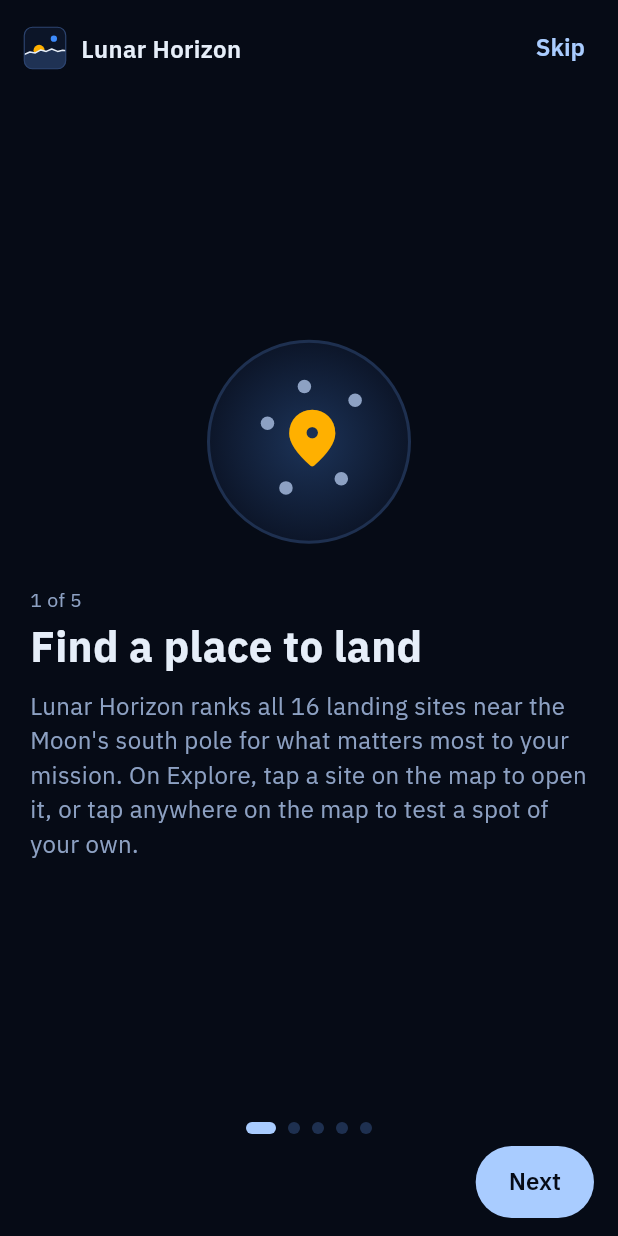
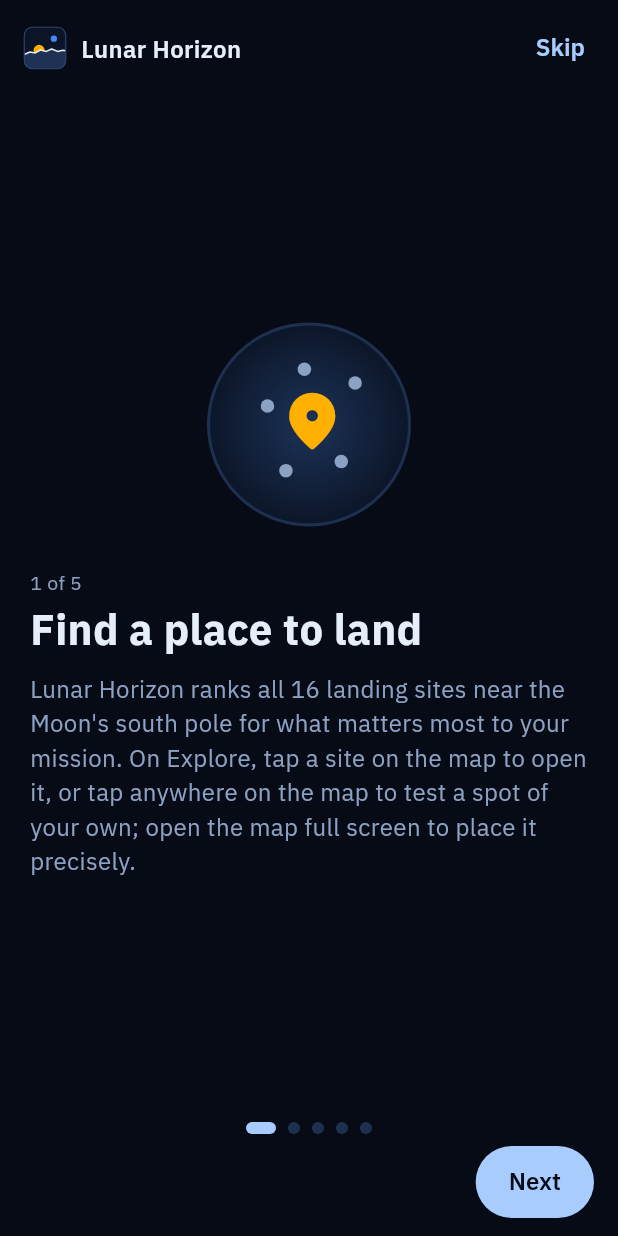
Before and after one commit to localizedprojects/CLPS-MOON-BROWSER, a Flutter app: the screen it shows after launch, on a phone screen of 412 x 824 dp. Run offline on Flutter 3.47's test engine with Material 3 defaults, Android fonts, the phone set to English and light mode, and no system bars; our stand-ins replace share_plus, shared_preferences, web, webview_flutter; missing offline and left inert: dart:js_interop, dart:ui_web, webview_flutter_android; project files that could hold a hidden picture were left out.

Commit message:
Release 1.3.0: version, robust timing tests, tutorial wording, README counts (#21)
Co-Authored-By: Claude Opus 5.5 <noreply@anthropic.com>

```diff
--- a/app/lib/screens/first_run_tour.dart
+++ b/app/lib/screens/first_run_tour.dart
@@ -32,7 +32,7 @@ class FirstRunTour extends StatefulWidget {
           title: 'Find a place to land',
           body: 'Lunar Horizon ranks ${sites == null ? 'the' : 'all $sites'} landing sites near the Moon\'s south pole '
               'for what matters most to your mission. On Explore, tap a site on the map to open it, or tap anywhere on '
-              'the map to test a spot of your own.',
+              'the map to test a spot of your own; open the map full screen to place it precisely.',
         ),
         (
           title: 'Sunlight for power, Earth for radio',
--- a/app/lib/state/app_state.dart
+++ b/app/lib/state/app_state.dart
@@ -554,7 +554,13 @@ class AppState extends ChangeNotifier {
   final Map<String, Future<SiteSeries?>> _jobs = {};
 
   /// Longest stretch of work per event-loop turn in a series computation.
-  static const sliceBudget = Duration(milliseconds: 20);
+  static const defaultSliceBudget = Duration(milliseconds: 20);
+
+  /// [defaultSliceBudget], except in a test that shortens it to count the
+  /// slices (a structural check that CPU load cannot fail, unlike a
+  /// millisecond budget on the longest turn).
+  @visibleForTesting
+  static Duration sliceBudget = defaultSliceBudget;
 
   int _rankGen = 0, _updateGen = 0, _rankProgress = 0, _rankTotal = 0, _resultsStamp = 0;
   bool _rankingDone = false, _ready = false, _userPicked = false, _disposed = false;
--- a/app/pubspec.yaml
+++ b/app/pubspec.yaml
@@ -16,7 +16,7 @@ publish_to: 'none' # Remove this line if you wish to publish to pub.dev
 # https://developer.apple.com/library/archive/documentation/General/Reference/InfoPlistKeyReference/Articles/CoreFoundationKeys.html
 # In Windows, build-name is used as the major, minor, and patch parts
 # of the product and file versions while build-number is used as the build suffix.
-version: 1.2.0+3
+version: 1.3.0+4
 
 environment:
   sdk: ^3.12.2
```
Also changed, not shown: 3 other files.
